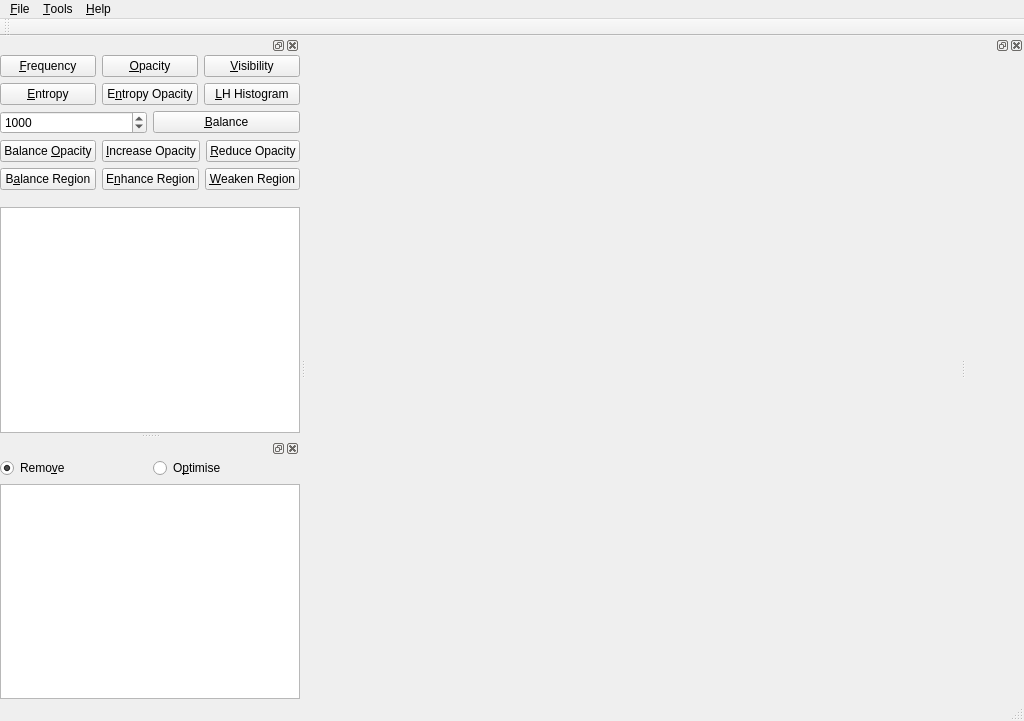
First picture: the form in VolumeRenderer/mainwindow.ui, repository luosz/volume-visualiser, before the edit.
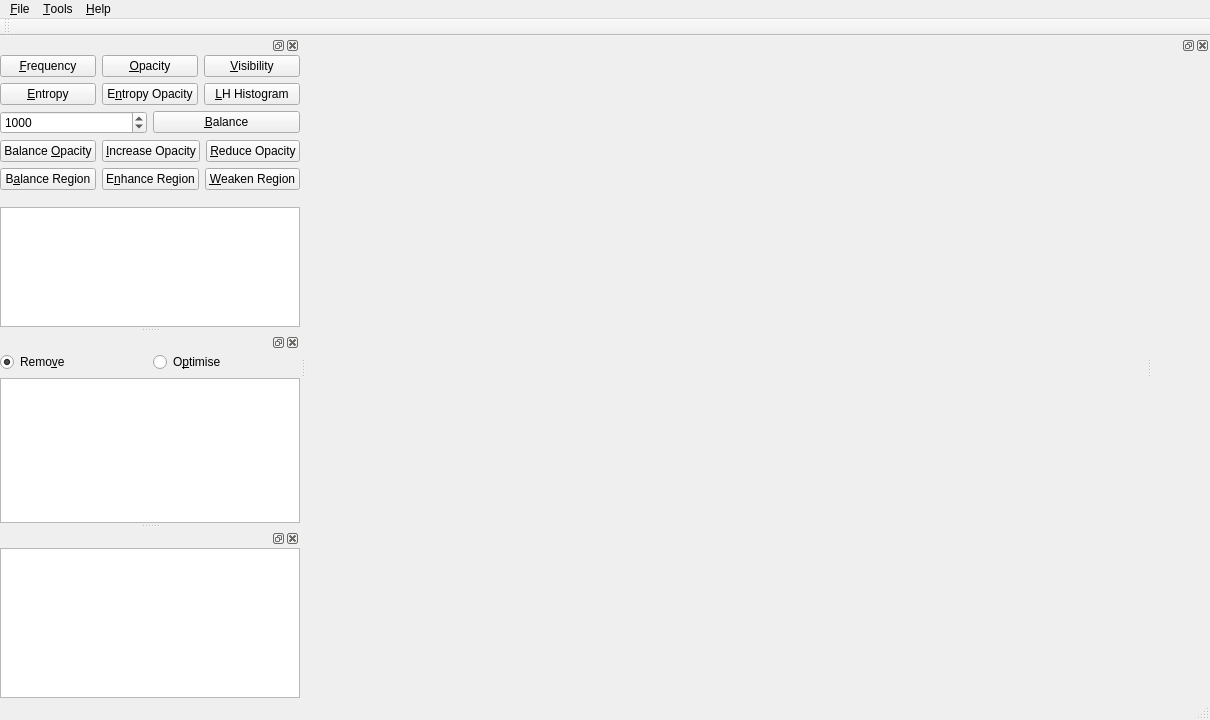
Second picture: the form after the edit.

Commit message: add QListView to show filenames

Diff of the .ui file:
```diff
--- a/VolumeRenderer/mainwindow.ui
+++ b/VolumeRenderer/mainwindow.ui
@@ -6,8 +6,8 @@
    <rect>
     <x>0</x>
     <y>0</y>
-    <width>1024</width>
-    <height>721</height>
+    <width>1210</width>
+    <height>720</height>
    </rect>
   </property>
   <property name="sizePolicy">
@@ -43,7 +43,7 @@
     <rect>
      <x>0</x>
      <y>0</y>
-     <width>1024</width>
+     <width>1210</width>
      <height>26</height>
     </rect>
    </property>
@@ -364,6 +364,34 @@
     </layout>
    </widget>
   </widget>
+  <widget class="QDockWidget" name="dockWidget_3">
+   <attribute name="dockWidgetArea">
+    <number>1</number>
+   </attribute>
+   <widget class="QWidget" name="dockWidgetContents_3">
+    <layout class="QHBoxLayout" name="horizontalLayout_11">
+     <property name="leftMargin">
+      <number>0</number>
+     </property>
+     <property name="topMargin">
+      <number>0</number>
+     </property>
+     <property name="rightMargin">
+      <number>0</number>
+     </property>
+     <property name="bottomMargin">
+      <number>0</number>
+     </property>
+     <item>
+      <layout class="QVBoxLayout" name="verticalLayout_6">
+       <item>
+        <widget class="QListView" name="listView"/>
+       </item>
+      </layout>
+     </item>
+    </layout>
+   </widget>
+  </widget>
   <action name="action_Open_Volume">
    <property name="text">
     <string>&amp;Open Volume...</string>
```
Left out of the diff: 2 changed lines with no effect on the pictures. The commit also changes 2 other files.
